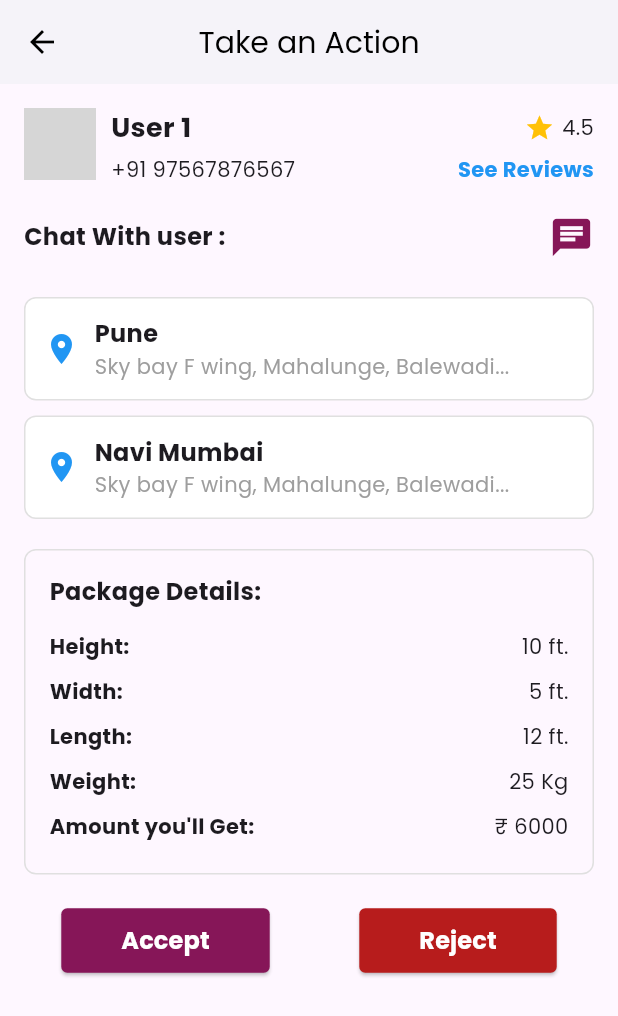
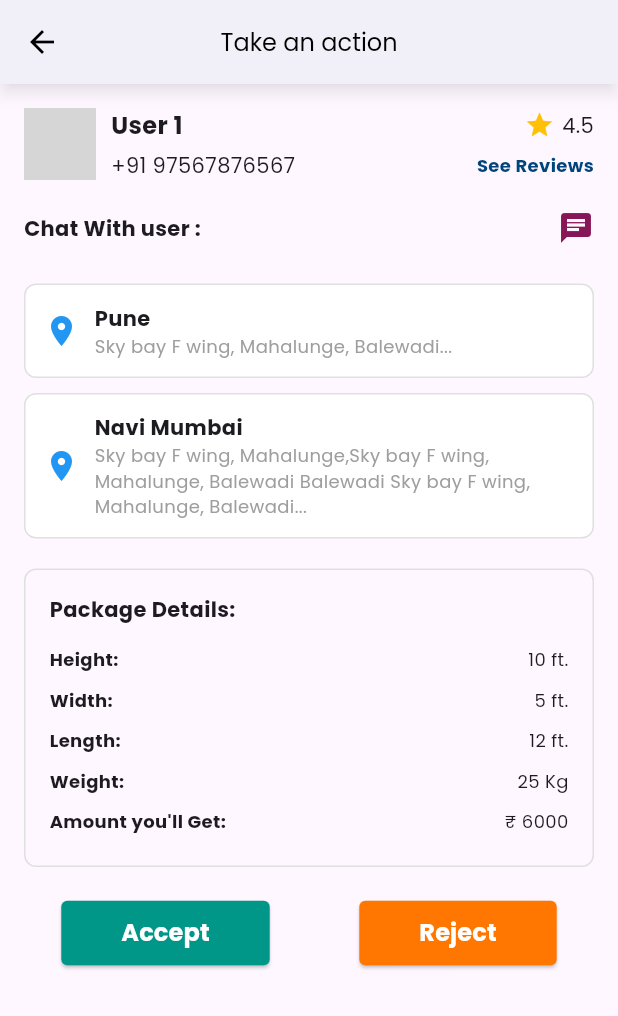
Before and after one commit to dRroute/droute-frontend-driver, a Flutter app: the RequestedOrders screen opened directly, after a tap on an icon or button, on a phone screen of 412 x 824 dp. Shown: the top 1016 px of the screen. Run offline on Flutter 3.47's test engine with Material 3 defaults, Android fonts, the phone set to English and light mode, and no system bars; our stand-ins replace dotted_border, geocoding, geolocator, google_maps_flutter, image_picker; missing offline and left inert: google_place; network calls fail; grey boxes are pictures that could not be loaded.

Commit message:
UI modified at driver side

```diff
--- a/lib/screens/driver/chat.dart
+++ b/lib/screens/driver/chat.dart
@@ -190,7 +190,7 @@ class _ChatState extends State<Chat> {
               color: Colors.white,
               boxShadow: [
                 BoxShadow(
-                    color: Colors.black12,
+                    color: const Color.fromARGB(31, 102, 102, 102),
                     blurRadius: 5,
                     spreadRadius: 2,
                     offset: Offset(0, -2)),
--- a/lib/screens/orders/requestedOrderDetail.dart
+++ b/lib/screens/orders/requestedOrderDetail.dart
@@ -1,6 +1,7 @@
 import 'package:droute_driver_frontend/screens/driver/Chat.dart';
 import 'package:droute_driver_frontend/styles/color/app_color.dart';
 import 'package:flutter/material.dart';
+import 'package:flutter/services.dart';
 
 class RequestedOrderDetail extends StatefulWidget {
   final String name;
@@ -23,18 +24,39 @@ class _RequestedOrderDetailState extends State<RequestedOrderDetail> {
 
   @override
   Widget build(BuildContext context) {
+    SystemChrome.setSystemUIOverlayStyle(
+      const SystemUiOverlayStyle(
+        statusBarColor: AppColor.primaryColor,
+        statusBarIconBrightness: Brightness.light,
+        systemNavigationBarColor: Colors.white,
+        systemNavigationBarIconBrightness: Brightness.dark,
+      ),
+    );
+
     return Scaffold(
       appBar: AppBar(
         backgroundColor: Colors.white,
-        elevation: 2,
+        elevation: 4,
+        shadowColor: Colors.black38,
+        systemOverlayStyle: SystemUiOverlayStyle(
+          statusBarColor:
+              AppColor.primaryColor, // Match this with the system chrome
+          statusBarIconBrightness: Brightness.light,
+        ),
         centerTitle: true,
-        title: const Text(
-          'Take an Action',
-          style: TextStyle(color: Colors.black, fontSize: 20, fontWeight: FontWeight.w500),
+        leading: IconButton(
+          onPressed: () {
+            Navigator.pop(context);
+          },
+          icon: Icon(Icons.arrow_back, color: Colors.black),
         ),
-        leading: IconButton(
-          icon: const Icon(Icons.arrow_back, color: Colors.black),
-          onPressed: () => Navigator.pop(context),
+        title: Text(
+          'Take an action',
+          style: TextStyle(
+            color: Colors.black,
+            fontSize: 16,
+            fontWeight: FontWeight.w500,
+          ),
         ),
       ),
       body: SingleChildScrollView(
@@ -48,8 +70,10 @@ class _RequestedOrderDetailState extends State<RequestedOrderDetail> {
               children: [
                 CircleAvatar(
                   radius: 24,
-                  backgroundColor: Colors.grey[300], // Fallback color
-                  backgroundImage: widget.imageUrl.isNotEmpty ? NetworkImage(widget.imageUrl) : null,
+                  backgroundColor: Colors.grey[400], // Fallback color
+                  backgroundImage: widget.imageUrl.isNotEmpty
+                      ? NetworkImage(widget.imageUrl)
+                      : null,
                   child: widget.imageUrl.isEmpty
                       ? Icon(Icons.person, color: Colors.grey[700])
                       : null, // Fallback icon if no image
@@ -64,7 +88,8 @@ class _RequestedOrderDetailState extends State<RequestedOrderDetail> {
                         children: [
                           Text(
                             widget.name,
-                            style: const TextStyle(fontSize: 18, fontWeight: FontWeight.bold),
+                            style: const TextStyle(
+                                fontSize: 16, fontWeight: FontWeight.bold),
                           ),
                           Row(
                             children: const [
@@ -79,12 +104,14 @@ class _RequestedOrderDetailState extends State<RequestedOrderDetail> {
                       Row(
                         mainAxisAlignment: MainAxisAlignment.spaceBetween,
                         children: const [
-                          Text("+91 97567876567"),
+                          Text("+91 97567876567",
+                              style: TextStyle(fontSize: 14)),
                           Text(
                             "See Reviews",
                             style: TextStyle(
-                              color: Colors.blue,
+                              color: Color.fromARGB(255, 0, 68, 124),
                               fontWeight: FontWeight.bold,
+                              fontSize: 12,
                             ),
                           ),
                         ],
@@ -96,33 +123,32 @@ class _RequestedOrderDetailState extends State<RequestedOrderDetail> {
             ),
             const SizedBox(height: 20),
 
-
             Row(
               mainAxisAlignment: MainAxisAlignment.spaceBetween,
               children: [
                 Text(
                   "Chat With user :",
-                  style: TextStyle(fontSize: 16, fontWeight: FontWeight.bold),
+                  style: TextStyle(fontSize: 14, fontWeight: FontWeight.bold),
                 ),
                 GestureDetector(
                   onTap: () {
                     Navigator.push(
                       context,
-                      MaterialPageRoute(builder: (context) => Chat()), // Navigate to Chat screen
+                      MaterialPageRoute(
+                          builder: (context) =>
+                              Chat()), // Navigate to Chat screen
                     );
                   },
                   child: Icon(
                     Icons.chat,
-                    size: 30,
+                    size: 24,
                     color: AppColor.primaryColor,
                   ),
                 ),
-
               ],
             ),
-            const SizedBox(height: 5),
+            const SizedBox(height: 25),
 
-            const SizedBox(height: 20),
 
             // Location Selection
             Column(
@@ -143,8 +169,11 @@ class _RequestedOrderDetailState extends State<RequestedOrderDetail> {
                         child: Column(
                           crossAxisAlignment: CrossAxisAlignment.start,
                           children: [
-                            const Text("Pune", style: TextStyle(fontSize: 16, fontWeight: FontWeight.bold)),
-                            const Text("Sky bay F wing, Mahalunge, Balewadi...", style: TextStyle(color: Colors.grey)),
+                            const Text("Pune",
+                                style: TextStyle(
+                                    fontSize: 14, fontWeight: FontWeight.bold)),
+                            const Text("Sky bay F wing, Mahalunge, Balewadi...",
+                                style: TextStyle(color: Colors.grey,fontSize: 12)),
                           ],
                         ),
                       ),
@@ -167,8 +196,11 @@ class _RequestedOrderDetailState extends State<RequestedOrderDetail> {
                         child: Column(
                           crossAxisAlignment: CrossAxisAlignment.start,
                           children: [
-                            const Text("Navi Mumbai", style: TextStyle(fontSize: 16, fontWeight: FontWeight.bold)),
-                            const Text("Sky bay F wing, Mahalunge, Balewadi...", style: TextStyle(color: Colors.grey)),
+                            const Text("Navi Mumbai",
+                                style: TextStyle(
+                                    fontSize: 14, fontWeight: FontWeight.bold)),
+                            const Text("Sky bay F wing, Mahalunge,Sky bay F wing, Mahalunge, Balewadi Balewadi Sky bay F wing, Mahalunge, Balewadi...",
+                                style: TextStyle(color: Colors.grey ,fontSize: 12)),
                           ],
                         ),
                       ),
@@ -192,7 +224,7 @@ class _RequestedOrderDetailState extends State<RequestedOrderDetail> {
                 children: [
                   const Text(
                     "Package Details:",
-                    style: TextStyle(fontSize: 16, fontWeight: FontWeight.bold),
+                    style: TextStyle(fontSize: 14, fontWeight: FontWeight.bold),
                   ),
                   const SizedBox(height: 10),
                   buildPackageRow("Height:", "10 ft."),
@@ -214,11 +246,12 @@ class _RequestedOrderDetailState extends State<RequestedOrderDetail> {
                     // Navigate to the next screen (make sure it's defined)
                   },
                   style: ElevatedButton.styleFrom(
-                    padding: const EdgeInsets.symmetric(horizontal: 40, vertical: 10),
+                    padding: const EdgeInsets.symmetric(
+                        horizontal: 40, vertical: 10),
                     shape: RoundedRectangleBorder(
                       borderRadius: BorderRadius.circular(4),
                     ),
-                    backgroundColor: AppColor.primaryColor,
+                    backgroundColor: Colors.teal,
                   ),
                   child: const Text(
                     "Accept",
@@ -235,11 +268,12 @@ class _RequestedOrderDetailState extends State<RequestedOrderDetail> {
                     // Navigate to the next screen (make sure it's defined)
                   },
                   style: ElevatedButton.styleFrom(
-                    padding: const EdgeInsets.symmetric(horizontal: 40, vertical: 10),
+                    padding: const EdgeInsets.symmetric(
+                        horizontal: 40, vertical: 10),
                     shape: RoundedRectangleBorder(
                       borderRadius: BorderRadius.circular(4),
                     ),
-                    backgroundColor: Colors.red[900],
+                    backgroundColor: AppColor.ThirdColor,
                   ),
                   child: const Text(
                     "Reject",
@@ -264,8 +298,8 @@ class _RequestedOrderDetailState extends State<RequestedOrderDetail> {
       child: Row(
         mainAxisAlignment: MainAxisAlignment.spaceBetween,
         children: [
-          Text(label, style: const TextStyle(fontWeight: FontWeight.bold)),
-          Text(value),
+          Text(label, style: const TextStyle(fontWeight: FontWeight.bold,fontSize: 12)),
+          Text(value,style: const TextStyle(fontSize: 12)),
         ],
       ),
     );
--- a/lib/screens/orders/requestedOrders.dart
+++ b/lib/screens/orders/requestedOrders.dart
@@ -1,7 +1,10 @@
+import 'package:droute_driver_frontend/screens/driver/home.dart';
 import 'package:droute_driver_frontend/screens/orders/requestedOrderDetail.dart';
+import 'package:droute_driver_frontend/styles/color/app_color.dart';
 import 'package:flutter/material.dart';
 import "package:droute_driver_frontend/styles/custom_widgets/custom_scaffold.dart";
 // import 'requested_order_detail.dart'; // Import your detail page
+import 'package:flutter/services.dart';
 
 class RequestedOrders extends StatelessWidget {
   final List<Map<String, String>> users = List.generate(
@@ -15,18 +18,33 @@ class RequestedOrders extends StatelessWidget {
 
   @override
   Widget build(BuildContext context) {
+ SystemChrome.setSystemUIOverlayStyle(
+      const SystemUiOverlayStyle(
+        statusBarColor: AppColor.primaryColor,
+        statusBarIconBrightness: Brightness.light,
+        systemNavigationBarColor: Colors.white,
+        systemNavigationBarIconBrightness: Brightness.dark,
+      ),
+    );
+
     return CustomScaffold(
-      appBar: AppBar(
+         appBar: AppBar(
         backgroundColor: Colors.white,
-        elevation: 2,
+        elevation: 4,
+        shadowColor: Colors.black38,
+        systemOverlayStyle: SystemUiOverlayStyle(
+          statusBarColor: AppColor.primaryColor, // Match this with the system chrome
+          statusBarIconBrightness: Brightness.light,
+        ),
         centerTitle: true,
-        title: const Text(
+
+        title: Text(
           'Requested Orders',
-          style: TextStyle(color: Colors.black, fontSize: 20, fontWeight: FontWeight.w500),
-        ),
-        leading: IconButton(
-          icon: const Icon(Icons.arrow_back, color: Colors.black),
-          onPressed: () => Navigator.pop(context),
+          style: TextStyle(
+            color: Colors.black,
+            fontSize: 16,
+            fontWeight: FontWeight.w500,
+          ),
         ),
       ),
       body: ListView.builder(
@@ -48,8 +66,8 @@ class RequestedOrders extends StatelessWidget {
               );
             },
             child: Container(
-              margin: const EdgeInsets.only(bottom: 10),
-              padding: const EdgeInsets.all(16),
+              margin: const EdgeInsets.only(bottom: 1),
+              padding: const EdgeInsets.all(10),
               decoration: BoxDecoration(
                 color: Colors.white,
                 borderRadius: BorderRadius.circular(8),
@@ -76,7 +94,7 @@ class RequestedOrders extends StatelessWidget {
                       children: [
                         Text(
                           user['name']!,
-                          style: const TextStyle(fontSize: 18, fontWeight: FontWeight.w500),
+                          style: const TextStyle(fontSize: 16, fontWeight: FontWeight.w500),
                         ),
                         Text(
                           user['description']!,
--- a/lib/styles/color/app_color.dart
+++ b/lib/styles/color/app_color.dart
@@ -3,7 +3,7 @@ import 'package:flutter/material.dart';
 class AppColor {
   static const Color SecondaryColor = Color(0xffffffff);
   static const Color primaryColor = Color(0xff861658);
-  static const Color ThirdColor = Colors.orange;
+  static const Color ThirdColor = Color.fromARGB(255, 255, 119, 0);
 
   // Lighter shades of primaryColor
   static const Color primaryColorLight = Color(0xffb74a79); // Light shade
```
Also changed, not shown: lib/screens/driver/profile.dart (+39 -28 lines), lib/screens/journey/journey_cards_page.dart (+3 -12 lines), lib/screens/journey/postJourney.dart (+91 -34 lines).
